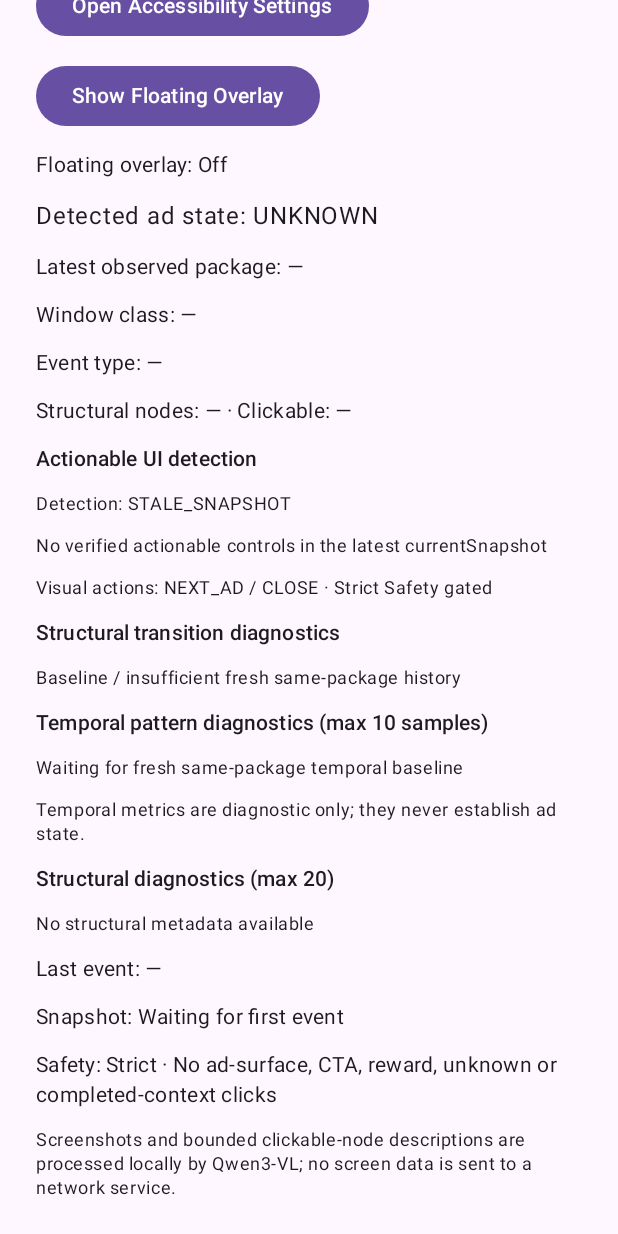
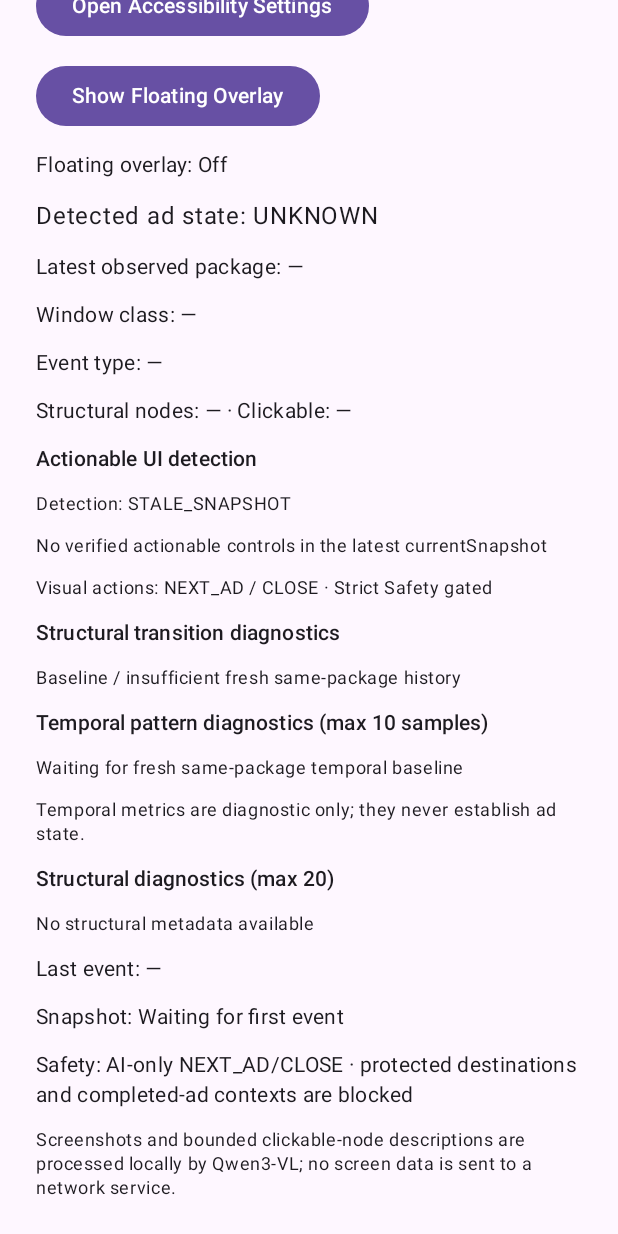
Before and after one commit to kenznguyen/Smart-Ad-Skip, an Android app built with Jetpack Compose: the screen it shows after launch (MainActivity), scrolled down 252 dp, on a phone screen of 412 x 824 dp. Run offline under Robolectric (Android 15) with nearby library versions, the phone set to English and light mode, and no system bars; our stand-ins replace AdMob.

Commit message:
fix(ui): align safety status with autonomous AI policy

```diff
--- a/app/src/main/java/com/kenznguyen/smartadskip/MainActivity.kt
+++ b/app/src/main/java/com/kenznguyen/smartadskip/MainActivity.kt
@@ -190,7 +190,7 @@ private fun AccessibilityMonitorScreen() {
         }
         Text("Last event: $observedAt", style = MaterialTheme.typography.bodyMedium)
         Text("Snapshot: $snapshotFreshness", style = MaterialTheme.typography.bodyMedium)
-        Text("Safety: Strict · No ad-surface, CTA, reward, unknown or completed-context clicks", style = MaterialTheme.typography.bodyMedium)
+        Text("Safety: AI-only NEXT_AD/CLOSE · protected destinations and completed-ad contexts are blocked", style = MaterialTheme.typography.bodyMedium)
         Text("Screenshots and bounded clickable-node descriptions are processed locally by Qwen3-VL; no screen data is sent to a network service.", style = MaterialTheme.typography.bodySmall)
     }
 }
```
